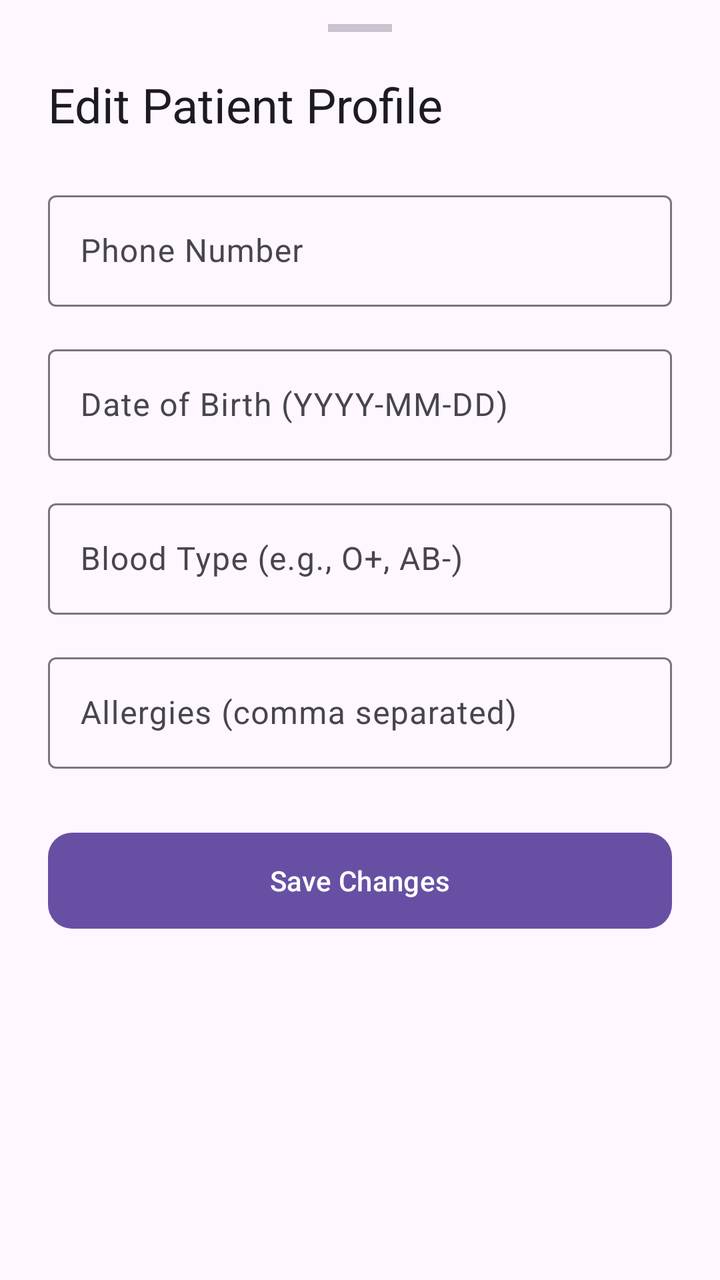
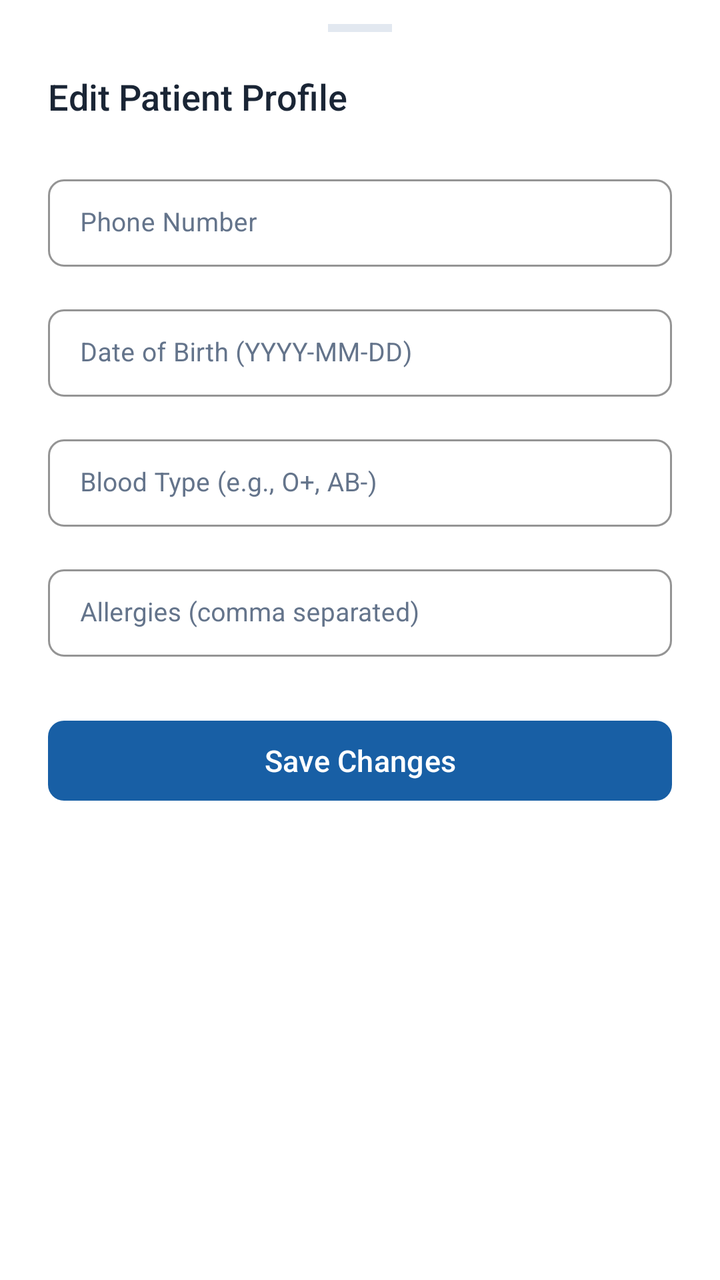

Two renders of the same Android screen: before a commit and after it. Below are the layout's source before the change and the commit's diff.
<!-- AndroidManifest.xml: application theme Theme.Healthcare_app -->
<!-- res/layout/bottom_sheet_edit_profile.xml -->
<?xml version="1.0" encoding="utf-8"?>
<androidx.core.widget.NestedScrollView xmlns:android="http://schemas.android.com/apk/res/android"
    xmlns:app="http://schemas.android.com/apk/res-auto"
    android:layout_width="match_parent"
    android:layout_height="wrap_content">

    <LinearLayout
        android:layout_width="match_parent"
        android:layout_height="wrap_content"
        android:orientation="vertical"
        android:paddingStart="24dp"
        android:paddingEnd="24dp"
        android:paddingTop="12dp"
        android:paddingBottom="32dp">

        
        <View
            android:layout_width="32dp"
            android:layout_height="4dp"
            android:layout_gravity="center_horizontal"
            android:layout_marginBottom="20dp"
            android:background="?attr/colorOutlineVariant"
            android:backgroundTint="?attr/colorOutlineVariant" />

        
        <TextView
            android:layout_width="wrap_content"
            android:layout_height="wrap_content"
            android:text="Edit Patient Profile"
            android:textAppearance="?attr/textAppearanceHeadlineSmall"
            android:textColor="?attr/colorOnSurface"
            android:layout_marginBottom="24dp" />

        
        <com.google.android.material.textfield.TextInputLayout
            style="@style/Widget.Material3.TextInputLayout.OutlinedBox"
            android:layout_width="match_parent"
            android:layout_height="wrap_content"
            android:layout_marginBottom="16dp"
            android:hint="Phone Number">

            <com.google.android.material.textfield.TextInputEditText
                android:id="@+id/inputEditPhone"
                android:layout_width="match_parent"
                android:layout_height="wrap_content"
                android:inputType="phone" />

        </com.google.android.material.textfield.TextInputLayout>

        
        <com.google.android.material.textfield.TextInputLayout
            style="@style/Widget.Material3.TextInputLayout.OutlinedBox"
            android:layout_width="match_parent"
            android:layout_height="wrap_content"
            android:layout_marginBottom="16dp"
            android:hint="Date of Birth (YYYY-MM-DD)">

            <com.google.android.material.textfield.TextInputEditText
                android:id="@+id/inputEditDOB"
                android:layout_width="match_parent"
                android:layout_height="wrap_content"
                android:focusable="false"
                android:clickable="true"
                android:inputType="none" />

        </com.google.android.material.textfield.TextInputLayout>

        
        <com.google.android.material.textfield.TextInputLayout
            style="@style/Widget.Material3.TextInputLayout.OutlinedBox"
            android:layout_width="match_parent"
            android:layout_height="wrap_content"
            android:layout_marginBottom="16dp"
            android:hint="Blood Type (e.g., O+, AB-)">

            <com.google.android.material.textfield.TextInputEditText
                android:id="@+id/inputEditBloodType"
                android:layout_width="match_parent"
                android:layout_height="wrap_content"
                android:inputType="text" />

        </com.google.android.material.textfield.TextInputLayout>

        
        <com.google.android.material.textfield.TextInputLayout
            style="@style/Widget.Material3.TextInputLayout.OutlinedBox"
            android:layout_width="match_parent"
            android:layout_height="wrap_content"
            android:layout_marginBottom="28dp"
            android:hint="Allergies (comma separated)">

            <com.google.android.material.textfield.TextInputEditText
                android:id="@+id/inputEditAllergies"
                android:layout_width="match_parent"
                android:layout_height="wrap_content"
                android:inputType="text" />

        </com.google.android.material.textfield.TextInputLayout>

        
        <com.google.android.material.button.MaterialButton
            android:id="@+id/btnSaveProfile"
            android:layout_width="match_parent"
            android:layout_height="56dp"
            android:text="Save Changes"
            app:cornerRadius="12dp" />

    </LinearLayout>

</androidx.core.widget.NestedScrollView>
<!-- resources referenced by this layout -->
<resources>
  <style name="Theme.Healthcare_app" parent="Base.Theme.Healthcare_app" />
  <style name="Base.Theme.Healthcare_app" parent="Theme.Material3.DayNight.NoActionBar">
      </style>
</resources>

<!-- the commit's change to res/layout/bottom_sheet_edit_profile.xml (unified diff, before → after) -->
@@ -2,7 +2,8 @@
 <androidx.core.widget.NestedScrollView xmlns:android="http://schemas.android.com/apk/res/android"
     xmlns:app="http://schemas.android.com/apk/res-auto"
     android:layout_width="match_parent"
-    android:layout_height="wrap_content">
+    android:layout_height="wrap_content"
+    android:background="#FFFFFF">
 
     <LinearLayout
         android:layout_width="match_parent"
@@ -19,41 +20,62 @@
             android:layout_height="4dp"
             android:layout_gravity="center_horizontal"
             android:layout_marginBottom="20dp"
-            android:background="?attr/colorOutlineVariant"
-            android:backgroundTint="?attr/colorOutlineVariant" />
+            android:background="#E2E8F0" />
 
         
         <TextView
             android:layout_width="wrap_content"
             android:layout_height="wrap_content"
             android:text="Edit Patient Profile"
-            android:textAppearance="?attr/textAppearanceHeadlineSmall"
-            android:textColor="?attr/colorOnSurface"
+            android:textSize="18sp"
+            android:fontFamily="sans-serif-medium"
+            android:textColor="#1A2535"
             android:layout_marginBottom="24dp" />
 
         
         <com.google.android.material.textfield.TextInputLayout
-            style="@style/Widget.Material3.TextInputLayout.OutlinedBox"
+            style="@style/Widget.MaterialComponents.TextInputLayout.OutlinedBox.Dense"
             android:layout_width="match_parent"
             android:layout_height="wrap_content"
             android:layout_marginBottom="16dp"
-            android:hint="Phone Number">
+            android:hint="Phone Number"
+            android:textColorHint="#64748B"
+            app:boxBackgroundColor="#FFFFFF"
+            app:boxStrokeColor="#E2E8F0"
+            app:boxStrokeWidth="1dp"
+            app:boxCornerRadiusTopStart="8dp"
+            app:boxCornerRadiusTopEnd="8dp"
+            app:boxCornerRadiusBottomStart="8dp"
+            app:boxCornerRadiusBottomEnd="8dp"
+            app:hintTextColor="#185FA5">
 
             <com.google.android.material.textfield.TextInputEditText
                 android:id="@+id/inputEditPhone"
                 android:layout_width="match_parent"
                 android:layout_height="wrap_content"
-                android:inputType="phone" />
+                android:inputType="phone"
+                android:textSize="13sp"
+                android:textColor="#1A2535"
+                android:fontFamily="sans-serif" />
 
         </com.google.android.material.textfield.TextInputLayout>
 
         
         <com.google.android.material.textfield.TextInputLayout
-            style="@style/Widget.Material3.TextInputLayout.OutlinedBox"
+            style="@style/Widget.MaterialComponents.TextInputLayout.OutlinedBox.Dense"
             android:layout_width="match_parent"
             android:layout_height="wrap_content"
             android:layout_marginBottom="16dp"
-            android:hint="Date of Birth (YYYY-MM-DD)">
+            android:hint="Date of Birth (YYYY-MM-DD)"
+            android:textColorHint="#64748B"
+            app:boxBackgroundColor="#FFFFFF"
+            app:boxStrokeColor="#E2E8F0"
+            app:boxStrokeWidth="1dp"
+            app:boxCornerRadiusTopStart="8dp"
+            app:boxCornerRadiusTopEnd="8dp"
+            app:boxCornerRadiusBottomStart="8dp"
+            app:boxCornerRadiusBottomEnd="8dp"
+            app:hintTextColor="#185FA5">
 
             <com.google.android.material.textfield.TextInputEditText
                 android:id="@+id/inputEditDOB"
@@ -61,39 +83,66 @@
                 android:layout_height="wrap_content"
                 android:focusable="false"
                 android:clickable="true"
-                android:inputType="none" />
+                android:inputType="none"
+                android:textSize="13sp"
+                android:textColor="#1A2535"
+                android:fontFamily="sans-serif" />
 
         </com.google.android.material.textfield.TextInputLayout>
 
         
         <com.google.android.material.textfield.TextInputLayout
-            style="@style/Widget.Material3.TextInputLayout.OutlinedBox"
+            style="@style/Widget.MaterialComponents.TextInputLayout.OutlinedBox.Dense"
             android:layout_width="match_parent"
             android:layout_height="wrap_content"
             android:layout_marginBottom="16dp"
-            android:hint="Blood Type (e.g., O+, AB-)">
+            android:hint="Blood Type (e.g., O+, AB-)"
+            android:textColorHint="#64748B"
+            app:boxBackgroundColor="#FFFFFF"
+            app:boxStrokeColor="#E2E8F0"
+            app:boxStrokeWidth="1dp"
+            app:boxCornerRadiusTopStart="8dp"
+            app:boxCornerRadiusTopEnd="8dp"
+            app:boxCornerRadiusBottomStart="8dp"
+            app:boxCornerRadiusBottomEnd="8dp"
+            app:hintTextColor="#185FA5">
 
             <com.google.android.material.textfield.TextInputEditText
                 android:id="@+id/inputEditBloodType"
                 android:layout_width="match_parent"
                 android:layout_height="wrap_content"
-                android:inputType="text" />
+                android:inputType="text"
+                android:textSize="13sp"
+                android:textColor="#1A2535"
+                android:fontFamily="sans-serif" />
 
         </com.google.android.material.textfield.TextInputLayout>
 
         
         <com.google.android.material.textfield.TextInputLayout
-            style="@style/Widget.Material3.TextInputLayout.OutlinedBox"
+            style="@style/Widget.MaterialComponents.TextInputLayout.OutlinedBox.Dense"
             android:layout_width="match_parent"
             android:layout_height="wrap_content"
             android:layout_marginBottom="28dp"
-            android:hint="Allergies (comma separated)">
+            android:hint="Allergies (comma separated)"
+            android:textColorHint="#64748B"
+            app:boxBackgroundColor="#FFFFFF"
+            app:boxStrokeColor="#E2E8F0"
+            app:boxStrokeWidth="1dp"
+            app:boxCornerRadiusTopStart="8dp"
+            app:boxCornerRadiusTopEnd="8dp"
+            app:boxCornerRadiusBottomStart="8dp"
+            app:boxCornerRadiusBottomEnd="8dp"
+            app:hintTextColor="#185FA5">
 
             <com.google.android.material.textfield.TextInputEditText
                 android:id="@+id/inputEditAllergies"
                 android:layout_width="match_parent"
                 android:layout_height="wrap_content"
-                android:inputType="text" />
+                android:inputType="text"
+                android:textSize="13sp"
+                android:textColor="#1A2535"
+                android:fontFamily="sans-serif" />
 
         </com.google.android.material.textfield.TextInputLayout>
 
@@ -101,9 +150,15 @@
         <com.google.android.material.button.MaterialButton
             android:id="@+id/btnSaveProfile"
             android:layout_width="match_parent"
-            android:layout_height="56dp"
+            android:layout_height="48dp"
             android:text="Save Changes"
-            app:cornerRadius="12dp" />
+            android:textAllCaps="false"
+            android:textSize="15sp"
+            android:textColor="#FFFFFF"
+            android:fontFamily="sans-serif-medium"
+            app:backgroundTint="#185FA5"
+            app:elevation="0dp"
+            app:cornerRadius="8dp" />
 
     </LinearLayout>
 
<!-- resource entries referenced after the edit -->
@@ -1,7 +1,32 @@
 <!-- resources referenced by this layout -->
 <resources>
   <style name="Theme.Healthcare_app" parent="Base.Theme.Healthcare_app" />
-  <style name="Base.Theme.Healthcare_app" parent="Theme.Material3.DayNight.NoActionBar">
+  <style name="Base.Theme.Healthcare_app" parent="Theme.Material3.Light.NoActionBar">
+          <item name="bottomSheetDialogTheme">@style/Theme.Healthcare_app.BottomSheetDialog</item>
+      </style>
+  <style name="Theme.Healthcare_app.BottomSheetDialog" parent="ThemeOverlay.Material3.BottomSheetDialog">
+          <item name="android:windowIsFloating">false</item>
+          <item name="android:backgroundDimEnabled">true</item>
+          
+          <item name="colorSurface">#FFFFFF</item>
+          <item name="colorOnSurface">#1A2535</item>
+          <item name="colorOnSurfaceVariant">#64748B</item>
+          <item name="android:colorBackground">#FFFFFF</item>
+          <item name="colorPrimary">#185FA5</item>
+          <item name="colorOnPrimary">#FFFFFF</item>
+          
+          <item name="android:textColorPrimary">#1A2535</item>
+          <item name="android:textColorSecondary">#64748B</item>
+          <item name="android:textColorHint">#64748B</item>
+          
+          <item name="colorControlNormal">#E2E8F0</item>
+          <item name="colorControlActivated">#185FA5</item>
+          
+          <item name="bottomSheetStyle">@style/LightBottomSheetStyle</item>
+      </style>
+  <style name="LightBottomSheetStyle" parent="Widget.Material3.BottomSheet.Modal">
+          <item name="backgroundTint">#FFFFFF</item>
+          <item name="android:elevation">0dp</item>
       </style>
 </resources>
 
